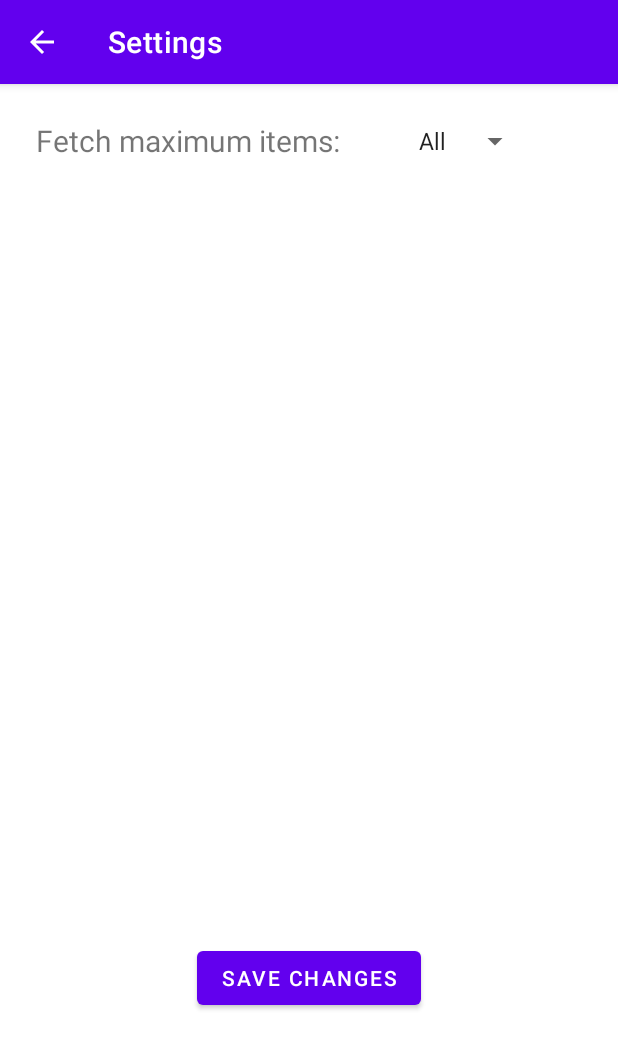
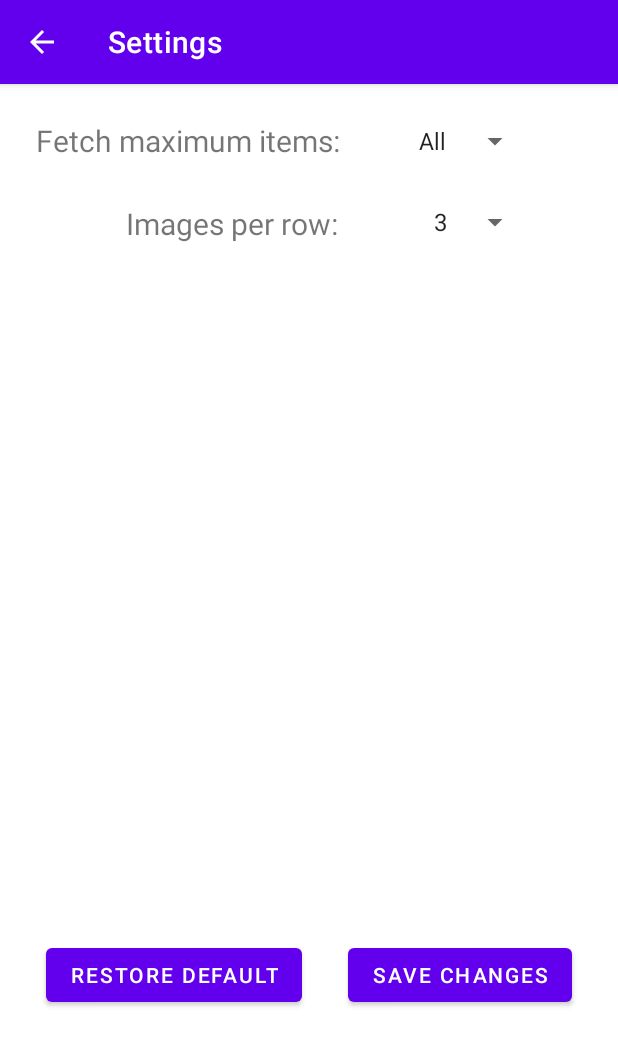
Before and after one commit to jianyuanw/android-memory-game, an Android app: the screen it shows after launch (SettingsActivity), in the options menu, after a tap on "Settings", on a phone screen of 412 x 824 dp. Shown: the top 1049 px of the screen. Run offline under Robolectric (Android 15) with nearby library versions, the phone set to English and light mode, and no system bars; pictures from the network do not load.

Commit message:
Added grid preferences and option to revert default settings

```diff
--- a/app/src/main/java/com/example/memorygame/MainActivity.java
+++ b/app/src/main/java/com/example/memorygame/MainActivity.java
@@ -60,10 +60,11 @@ public class MainActivity extends AppCompatActivity implements View.OnClickListe
         setContentView(R.layout.activity_main);
 
         sharedPreferences = getSharedPreferences("settings", Context.MODE_PRIVATE);
+        Integer gridPreferences = Integer.parseInt(sharedPreferences.getString("grid", "3"));
 
         recyclerView = findViewById(R.id.recyclerView);
         recyclerAdapter = new RecyclerAdapter(this);
-        recyclerView.setLayoutManager(new GridLayoutManager(this, 3));
+        recyclerView.setLayoutManager(new GridLayoutManager(this, gridPreferences));
         recyclerView.setAdapter(recyclerAdapter);
 
         progressBar = findViewById(R.id.progressBar);
@@ -83,8 +84,11 @@ public class MainActivity extends AppCompatActivity implements View.OnClickListe
     @Override
     protected void onStart() {
         super.onStart();
+        Integer gridPreferences = Integer.parseInt(sharedPreferences.getString("grid", "3"));
+
         recyclerAdapter.clearUrls();
         progressBar.setVisibility(View.INVISIBLE);
+        recyclerView.setLayoutManager(new GridLayoutManager(this, gridPreferences));
         textView.setVisibility(View.INVISIBLE);
         fetchButton.setEnabled(true);
         startButton.setVisibility(View.INVISIBLE);
--- a/app/src/main/java/com/example/memorygame/SettingsActivity.java
+++ b/app/src/main/java/com/example/memorygame/SettingsActivity.java
@@ -9,11 +9,14 @@ import android.view.View;
 import android.widget.ArrayAdapter;
 import android.widget.Button;
 import android.widget.Spinner;
+import android.widget.Toast;
 
 public class SettingsActivity extends AppCompatActivity implements View.OnClickListener {
 
     Spinner spinner;
+    Spinner spinner2;
     Button saveButton;
+    Button defaultButton;
     SharedPreferences sharedPreferences;
 
     @Override
@@ -26,25 +29,48 @@ public class SettingsActivity extends AppCompatActivity implements View.OnClickL
         saveButton = findViewById(R.id.saveButton);
         saveButton.setOnClickListener(this);
 
+        defaultButton = findViewById(R.id.defaultButton);
+        defaultButton.setOnClickListener(this);
+
         spinner = findViewById(R.id.spinner);
         ArrayAdapter<CharSequence> adapter = ArrayAdapter.createFromResource(this,
                 R.array.fetch_choices, android.R.layout.simple_spinner_item);
         adapter.setDropDownViewResource(android.R.layout.simple_spinner_dropdown_item);
         spinner.setAdapter(adapter);
 
+        spinner2 = findViewById(R.id.spinner2);
+        ArrayAdapter<CharSequence> adapter2 = ArrayAdapter.createFromResource(this,
+                R.array.grid_choices, android.R.layout.simple_spinner_item);
+        adapter.setDropDownViewResource(android.R.layout.simple_spinner_dropdown_item);
+        spinner2.setAdapter(adapter2);
+
         String fetchPreference = sharedPreferences.getString("fetch", null);
+        String gridPreference = sharedPreferences.getString("grid", null);
 
         if (fetchPreference != null) {
             spinner.setSelection(adapter.getPosition(fetchPreference));
+        }
+        if (gridPreference != null) {
+            spinner2.setSelection(adapter2.getPosition(gridPreference));
         }
     }
 
     @Override
     public void onClick(View v) {
-        if (v.getId() == R.id.saveButton) {
+        int id = v.getId();
+        if (id == R.id.saveButton) {
             SharedPreferences.Editor editor = sharedPreferences.edit();
             editor.putString("fetch", spinner.getSelectedItem().toString());
+            editor.putString("grid", spinner2.getSelectedItem().toString());
             editor.apply();
+            Toast.makeText(this, "Changes saved!", Toast.LENGTH_SHORT).show();
+            finish();
+        } else if (id == R.id.defaultButton) {
+            SharedPreferences.Editor editor = sharedPreferences.edit();
+            editor.remove("fetch");
+            editor.remove("grid");
+            editor.apply();
+            Toast.makeText(this, "Settings defaulted!", Toast.LENGTH_SHORT).show();
             finish();
         }
     }
--- a/app/src/main/res/layout/activity_settings.xml
+++ b/app/src/main/res/layout/activity_settings.xml
@@ -17,6 +17,17 @@
         app:layout_constraintStart_toStartOf="parent"
         app:layout_constraintTop_toTopOf="parent" />
 
+    <TextView
+        android:id="@+id/textView3"
+        android:layout_width="wrap_content"
+        android:layout_height="wrap_content"
+        android:layout_marginStart="84dp"
+        android:layout_marginTop="28dp"
+        android:text="@string/grid_settings"
+        android:textSize="20sp"
+        app:layout_constraintStart_toStartOf="parent"
+        app:layout_constraintTop_toBottomOf="@+id/textView2" />
+
     <Spinner
         android:id="@+id/spinner"
         android:layout_width="0dp"
@@ -26,14 +37,34 @@
         app:layout_constraintEnd_toEndOf="parent"
         app:layout_constraintTop_toTopOf="parent" />
 
+    <Spinner
+        android:id="@+id/spinner2"
+        android:layout_width="0dp"
+        android:layout_height="wrap_content"
+        android:layout_marginTop="30dp"
+        android:layout_marginEnd="58dp"
+        app:layout_constraintEnd_toEndOf="parent"
+        app:layout_constraintTop_toBottomOf="@+id/spinner" />
+
     <Button
         android:id="@+id/saveButton"
         android:layout_width="wrap_content"
         android:layout_height="wrap_content"
-        android:layout_marginBottom="148dp"
+        android:layout_marginBottom="150dp"
         android:text="@string/save_buttontext"
         app:layout_constraintBottom_toBottomOf="parent"
         app:layout_constraintEnd_toEndOf="parent"
         app:layout_constraintHorizontal_bias="0.5"
+        app:layout_constraintStart_toEndOf="@+id/defaultButton" />
+
+    <Button
+        android:id="@+id/defaultButton"
+        android:layout_width="wrap_content"
+        android:layout_height="wrap_content"
+        android:layout_marginBottom="150dp"
+        android:text="@string/default_buttontext"
+        app:layout_constraintBottom_toBottomOf="parent"
+        app:layout_constraintEnd_toStartOf="@+id/saveButton"
+        app:layout_constraintHorizontal_bias="0.5"
         app:layout_constraintStart_toStartOf="parent" />
 </androidx.constraintlayout.widget.ConstraintLayout>
--- a/app/src/main/res/values/strings.xml
+++ b/app/src/main/res/values/strings.xml
@@ -5,9 +5,11 @@
     <string name="start_buttontext">Start Game</string>
     <string name="back_buttontext">Back</string>
     <string name="save_buttontext">Save Changes</string>
+    <string name="default_buttontext">Restore Default</string>
     <string name="recyclerImageView">ImageView in RecyclerView</string>
     <string name="action_settings">Settings</string>
     <string name="fetch_settings">Fetch maximum items: </string>
+    <string name="grid_settings">Images per row: </string>
 
     <string-array name="fetch_choices">
         <item>All</item>
@@ -16,4 +18,11 @@
         <item>24</item>
         <item>48</item>
     </string-array>
+
+    <string-array name="grid_choices">
+        <item>3</item>
+        <item>1</item>
+        <item>2</item>
+        <item>4</item>
+    </string-array>
 </resources>
```
